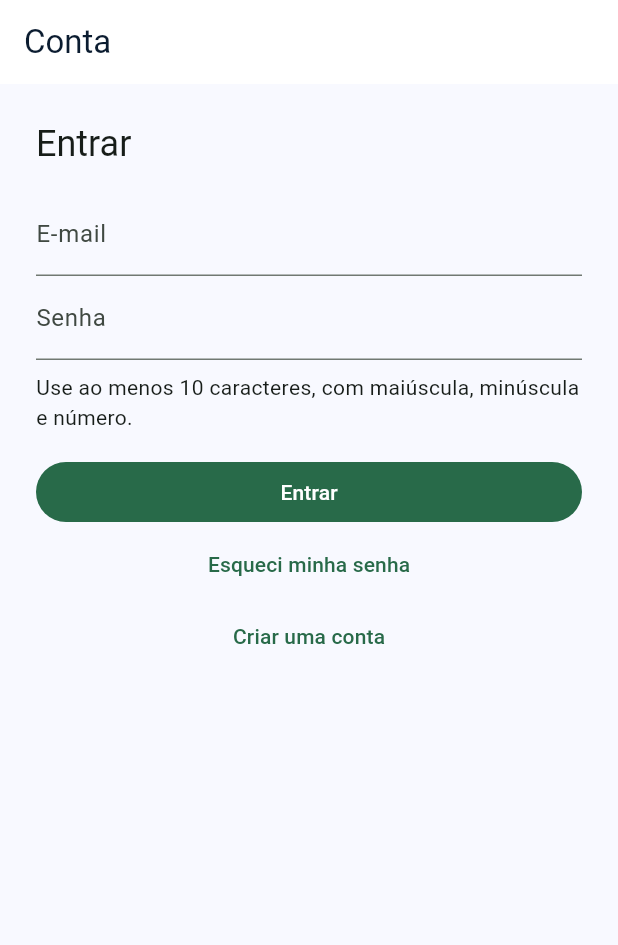
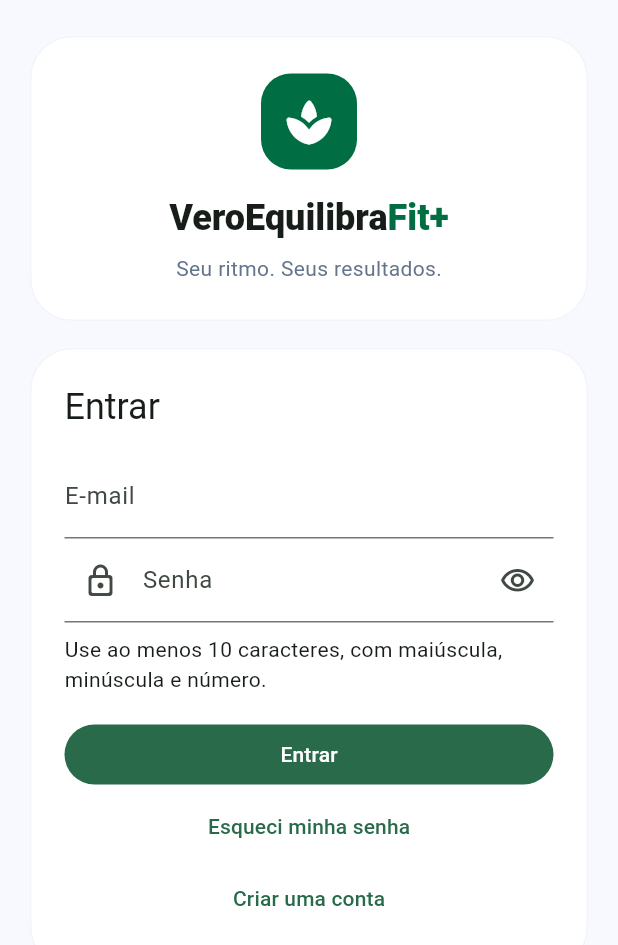
Before and after one commit to rasweb12/VeroEqulibraFitPlus, a Flutter app: the screen it shows after launch, on a phone screen of 412 x 824 dp. Shown: the top 945 px of the screen. Run offline on Flutter 3.47's test engine with Material 3 defaults, Android fonts, the light colour scheme and no system bars; our stand-ins replace flutter_riverpod, flutter_secure_storage, go_router, image_picker, isar, video_player; missing offline and left inert: mobile_scanner; accounts and stored records are empty; generated files the repository leaves out were written again.

Commit message:
feat: redesign authenticated access screen

```diff
--- a/mobile/vero_equilibrafit_app/lib/features/auth/presentation/auth_page.dart
+++ b/mobile/vero_equilibrafit_app/lib/features/auth/presentation/auth_page.dart
@@ -2,6 +2,7 @@ import 'package:flutter/material.dart';
 import 'package:flutter_riverpod/flutter_riverpod.dart';
 import 'package:go_router/go_router.dart';
 
+import '../../../shared/presentation/vero_design.dart';
 import '../data/auth_repository.dart';
 import 'auth_providers.dart';
 
@@ -16,6 +17,7 @@ class _AuthPageState extends ConsumerState<AuthPage> {
   final _password = TextEditingController();
   final _name = TextEditingController();
   bool _register = false;
+  bool _passwordObscured = true;
   bool _confirmationRequested = false;
   bool _resendingConfirmation = false;
   @override
@@ -30,20 +32,70 @@ class _AuthPageState extends ConsumerState<AuthPage> {
   Widget build(BuildContext context) {
     final session = ref.watch(authSessionProvider);
     return Scaffold(
-      appBar: AppBar(title: const Text('Conta')),
-      body: Padding(
-        padding: const EdgeInsets.all(24),
+      body: SafeArea(
+        child: SingleChildScrollView(
+          padding: const EdgeInsets.fromLTRB(20, 24, 20, 32),
+          child: Center(
+            child: ConstrainedBox(
+              constraints: const BoxConstraints(maxWidth: 560),
               child: session.when(
-          loading: () => const Center(child: CircularProgressIndicator()),
-          error: (error, _) => _form(context, error.toString()),
+                loading: () => const Padding(
+                  padding: EdgeInsets.symmetric(vertical: 120),
+                  child: Center(child: CircularProgressIndicator()),
+                ),
+                error: (error, _) => _access(context, error.toString()),
                 data: (current) => current == null
-              ? _form(context, null)
-              : Column(
+                    ? _access(context, null)
+                    : _account(context, current),
+              ),
+            ),
+          ),
+        ),
+      ),
+    );
+  }
+
+  Widget _access(BuildContext context, String? error) => Column(
+    crossAxisAlignment: CrossAxisAlignment.stretch,
+    children: [
+      _hero(context),
+      const SizedBox(height: 18),
+      _formCard(context, error),
+    ],
+  );
+
+  Widget _formCard(BuildContext context, String? error) => Container(
+    padding: const EdgeInsets.all(22),
+    decoration: BoxDecoration(
+      color: Theme.of(context).colorScheme.surface,
+      borderRadius: BorderRadius.circular(28),
+      border: Border.all(color: VeroColors.border),
+    ),
+    child: _confirmationRequested
+        ? _confirmation(context)
+        : _form(context, error),
+  );
+
+  Widget _account(BuildContext context, AuthSession current) => Column(
+    crossAxisAlignment: CrossAxisAlignment.stretch,
+    children: [
+      _hero(context),
+      const SizedBox(height: 18),
+      Container(
+        padding: const EdgeInsets.all(22),
+        decoration: BoxDecoration(
+          color: Theme.of(context).colorScheme.surface,
+          borderRadius: BorderRadius.circular(28),
+          border: Border.all(color: VeroColors.border),
+        ),
+        child: Column(
           crossAxisAlignment: CrossAxisAlignment.start,
           children: [
+            Text('Sessão ativa', style: Theme.of(context).textTheme.titleLarge),
+            const SizedBox(height: 8),
             Text(
               current.email,
-                      style: Theme.of(context).textTheme.titleLarge,
+              style: const TextStyle(color: VeroColors.muted),
             ),
             const SizedBox(height: 8),
             const Text(
@@ -51,8 +103,7 @@ class _AuthPageState extends ConsumerState<AuthPage> {
             ),
             const SizedBox(height: 24),
             FilledButton.icon(
-                      onPressed: () =>
-                          ref.read(authSessionProvider.notifier).logout(),
+              onPressed: () => ref.read(authSessionProvider.notifier).logout(),
               icon: const Icon(Icons.logout),
               label: const Text('Sair'),
             ),
@@ -68,9 +119,86 @@ class _AuthPageState extends ConsumerState<AuthPage> {
           ],
         ),
       ),
+    ],
+  );
+  Widget _hero(BuildContext context) => Container(
+    padding: const EdgeInsets.all(24),
+    decoration: BoxDecoration(
+      color: Theme.of(context).colorScheme.surface,
+      borderRadius: BorderRadius.circular(28),
+      border: Border.all(color: VeroColors.border),
+    ),
+    child: Column(
+      children: [
+        Container(
+          width: 64,
+          height: 64,
+          decoration: BoxDecoration(
+            color: VeroColors.primary,
+            borderRadius: BorderRadius.circular(20),
+          ),
+          child: const Icon(Icons.spa_rounded, color: Colors.white, size: 36),
+        ),
+        const SizedBox(height: 16),
+        RichText(
+          text: TextSpan(
+            style: Theme.of(
+              context,
+            ).textTheme.headlineSmall?.copyWith(fontWeight: FontWeight.w900),
+            children: const [
+              TextSpan(text: 'VeroEquilibra'),
+              TextSpan(
+                text: 'Fit+',
+                style: TextStyle(color: VeroColors.primary),
+              ),
+            ],
+          ),
+        ),
+        const SizedBox(height: 8),
+        const Text(
+          'Seu ritmo. Seus resultados.',
+          style: TextStyle(color: VeroColors.muted),
+        ),
+      ],
     ),
   );
-  }
+
+  Widget _confirmation(BuildContext context) => Column(
+    crossAxisAlignment: CrossAxisAlignment.stretch,
+    children: [
+      const Icon(
+        Icons.mark_email_read_outlined,
+        size: 48,
+        color: VeroColors.primary,
+      ),
+      const SizedBox(height: 12),
+      Text(
+        'Confirme seu e-mail',
+        textAlign: TextAlign.center,
+        style: Theme.of(context).textTheme.headlineSmall,
+      ),
+      const SizedBox(height: 8),
+      const Text(
+        'Enviamos um link de confirmação. Após confirmar, volte para entrar.',
+        textAlign: TextAlign.center,
+      ),
+      const SizedBox(height: 18),
+      FilledButton.icon(
+        onPressed: _resendingConfirmation ? null : _resendConfirmation,
+        icon: const Icon(Icons.refresh_rounded),
+        label: Text(
+          _resendingConfirmation ? 'Reenviando...' : 'Reenviar confirmação',
+        ),
+      ),
+      TextButton(
+        onPressed: () => setState(() {
+          _confirmationRequested = false;
+          _register = false;
+        }),
+        child: const Text('Voltar para entrar'),
+      ),
+    ],
+  );
 
   Widget _form(BuildContext context, String? error) => SingleChildScrollView(
     child: Column(
@@ -128,9 +256,22 @@ class _AuthPageState extends ConsumerState<AuthPage> {
           ),
           TextField(
             controller: _password,
-            obscureText: true,
+            obscureText: _passwordObscured,
             onSubmitted: (_) => _submit(),
-            decoration: const InputDecoration(labelText: 'Senha'),
+            decoration: InputDecoration(
+              labelText: 'Senha',
+              prefixIcon: const Icon(Icons.lock_outline_rounded),
+              suffixIcon: IconButton(
+                tooltip: _passwordObscured ? 'Mostrar senha' : 'Ocultar senha',
+                icon: Icon(
+                  _passwordObscured
+                      ? Icons.visibility_outlined
+                      : Icons.visibility_off_outlined,
+                ),
+                onPressed: () =>
+                    setState(() => _passwordObscured = !_passwordObscured),
+              ),
+            ),
           ),
           const SizedBox(height: 8),
           const Text(
```
Lines whose indentation alone changed are shown as unchanged.
